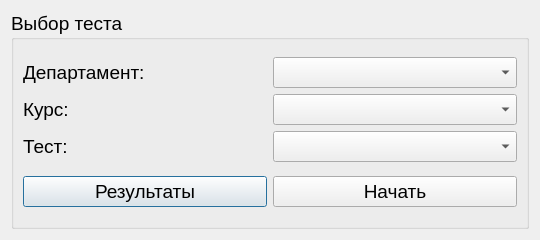
Before: the Qt Designer form studentwindow.ui in Rayzedan/SystemControlStudent, drawn with Qt 5.
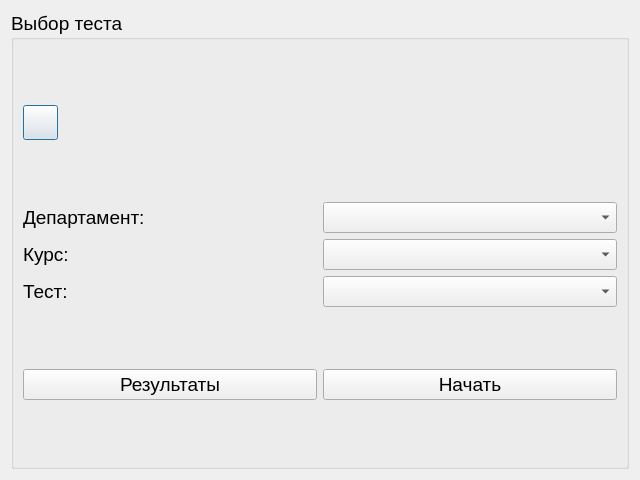
After: the same form once the commit is applied.

```diff
--- a/studentwindow.ui
+++ b/studentwindow.ui
@@ -6,10 +6,16 @@
    <rect>
     <x>0</x>
     <y>0</y>
-    <width>540</width>
-    <height>240</height>
+    <width>640</width>
+    <height>480</height>
    </rect>
   </property>
+  <property name="minimumSize">
+   <size>
+    <width>640</width>
+    <height>480</height>
+   </size>
+  </property>
   <property name="font">
    <font>
     <pointsize>14</pointsize>
@@ -30,6 +36,19 @@
       <string>Выбор теста</string>
      </property>
      <layout class="QVBoxLayout" name="verticalLayout_4">
+      <item>
+       <widget class="QPushButton" name="pushButton_3">
+        <property name="maximumSize">
+         <size>
+          <width>35</width>
+          <height>35</height>
+         </size>
+        </property>
+        <property name="text">
+         <string/>
+        </property>
+       </widget>
+      </item>
       <item>
        <layout class="QHBoxLayout" name="horizontalLayout_2">
         <item>
```
